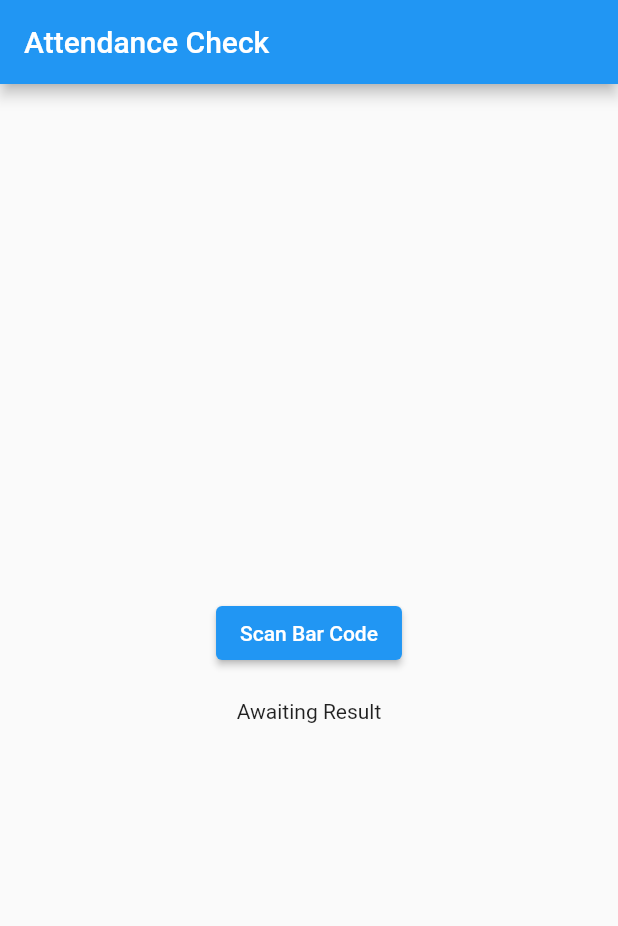
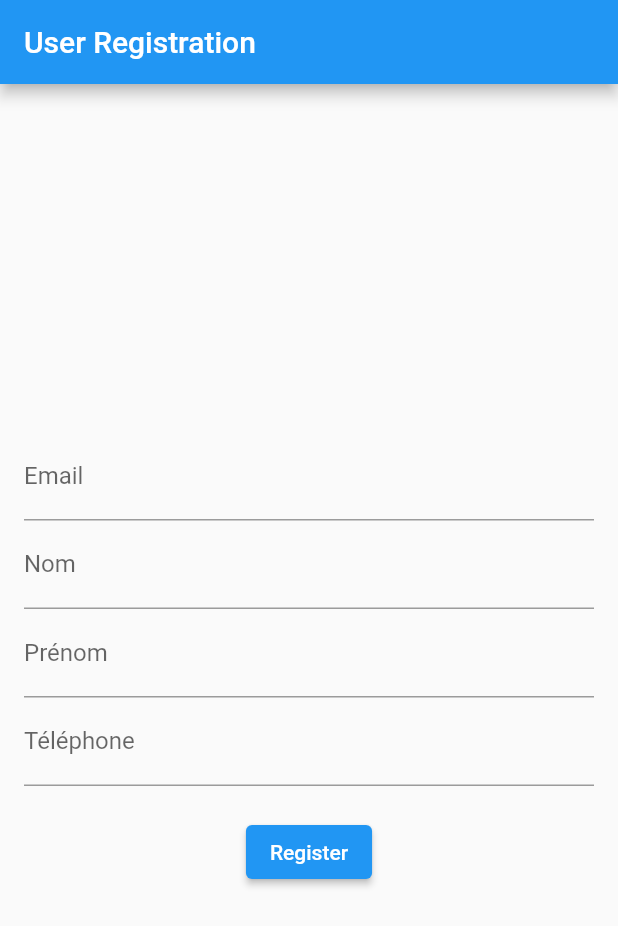
Before and after one commit to tfk-miza/attendance_verification_appdemo, a Flutter app: the screen it shows after launch, on a phone screen of 412 x 824 dp. Shown: the top 926 px of the screen. Run offline on Flutter 3.47's test engine with Material 2 defaults, Android fonts, the phone set to English and light mode, and no system bars; our stand-ins replace cloud_firestore, firebase_core, flutter_bloc; missing offline and left inert: flutter_barcode_scanner; accounts and stored records are empty.

Commit message:
start of the project beta

```diff
--- /dev/null
+++ b/lib/auth/cubit.dart
@@ -0,0 +1,15 @@
+import 'package:flutter_bloc/flutter_bloc.dart';
+
+class AuthCubit extends Cubit<Authstates>{
+  AuthCubit() : super(AuthInitialState());
+
+
+  static AuthCubit get(context) => BlocProvider.of(context);
+
+  register(){}
+
+
+
+
+
+}
--- /dev/null
+++ b/lib/auth/states.dart
@@ -0,0 +1,5 @@
+abstract class Authstates{
+
+}
+
+class AuthInitialState extends Authstates {}
--- a/lib/main.dart
+++ b/lib/main.dart
@@ -1,6 +1,7 @@
 
 
 import 'package:attendance_verification_appdemo/screens/barCode_scan_screen.dart';
+import 'package:attendance_verification_appdemo/screens/register%20screen.dart';
 import 'package:firebase_core/firebase_core.dart';
 import 'package:flutter/material.dart';
 void main() async{
@@ -16,7 +17,7 @@ class VerifApp extends StatelessWidget {
     return const MaterialApp(
       title: "Scanner",
       debugShowCheckedModeBanner: false,
-      home: ScanScreen(),
+      home: RegistrationScreen(),
 
     );
   }
--- /dev/null
+++ b/lib/models/user_model.dart
@@ -0,0 +1,16 @@
+
+class User {
+  final String userId;
+  final String mail;
+  final String nom;
+  final String prenom;
+  final String tel;
+
+  User({
+    required this.userId,
+    required this.mail,
+    required this.nom,
+    required this.prenom,
+    required this.tel,
+  });
+}
--- /dev/null
+++ b/lib/screens/register screen.dart
@@ -0,0 +1,137 @@
+import 'package:attendance_verification_appdemo/models/user_model.dart';
+import 'package:flutter/material.dart';
+import 'package:firebase_core/firebase_core.dart';
+import 'package:cloud_firestore/cloud_firestore.dart';
+import 'package:uuid/uuid.dart';
+
+
+class RegistrationScreen extends StatefulWidget {
+  const RegistrationScreen({super.key});
+
+  @override
+  _RegistrationScreenState createState() => _RegistrationScreenState();
+}
+
+class _RegistrationScreenState extends State<RegistrationScreen> {
+  final GlobalKey<FormState> _formKey = GlobalKey<FormState>();
+
+  final TextEditingController mailController = TextEditingController();
+  final TextEditingController nomController = TextEditingController();
+  final TextEditingController prenomController = TextEditingController();
+  final TextEditingController telController = TextEditingController();
+
+  final FirebaseFirestore firestore = FirebaseFirestore.instance;
+  final Uuid uuid = const Uuid();
+
+  @override
+  Widget build(BuildContext context) {
+    return Scaffold(
+      appBar: AppBar(
+        title: const Text('User Registration'),
+      ),
+      body: Padding(
+        padding: const EdgeInsets.all(16.0),
+        child: Form(
+          key: _formKey,
+          child: Column(
+            mainAxisAlignment: MainAxisAlignment.center,
+            children: <Widget>[
+              TextFormField(
+                controller: mailController,
+                keyboardType: TextInputType.emailAddress,
+                decoration: const InputDecoration(labelText: 'Email'),
+                validator: (value) {
+                  if (value == null || value.isEmpty) {
+                    return 'Please enter your email';
+                  }
+                  return null;
+                },
+              ),
+              TextFormField(
+                controller: nomController,
+                decoration: const InputDecoration(labelText: 'Nom'),
+                validator: (value) {
+                  if (value == null || value.isEmpty) {
+                    return 'Please enter your last name';
+                  }
+                  return null;
+                },
+              ),
+              TextFormField(
+                controller: prenomController,
+                decoration: const InputDecoration(labelText: 'Prénom'),
+                validator: (value) {
+                  if (value == null || value.isEmpty) {
+                    return 'Please enter your first name';
+                  }
+                  return null;
+                },
+              ),
+              TextFormField(
+                controller: telController,
+                keyboardType: TextInputType.phone,
+                decoration: const InputDecoration(labelText: 'Téléphone'),
+                validator: (value) {
+                  if (value == null || value.isEmpty) {
+                    return 'Please enter your phone number';
+                  }
+                  return null;
+                },
+              ),
+              const SizedBox(height: 20),
+              ElevatedButton(
+                onPressed: () {
+
+                  if (_formKey.currentState!.validate()) {
+
+                    String userId = uuid.v4();
+
+
+                    User newUser = User(
+                      userId: userId,
+                      mail: mailController.text,
+                      nom: nomController.text,
+                      prenom: prenomController.text,
+                      tel: telController.text,
+                    );
+
+                    // Store user data in Firebase Firestore
+                    storeUserData(newUser);
+
+
+                    mailController.clear();
+                    nomController.clear();
+                    prenomController.clear();
+                    telController.clear();
+
+
+                    ScaffoldMessenger.of(context).showSnackBar(
+                      const SnackBar(
+                        content: Text('User registered successfully!'),
+                      ),
+                    );
+                  }
+                },
+                child: const Text('Register'),
+              ),
+            ],
+          ),
+        ),
+      ),
+    );
+  }
+
+
+  void storeUserData(User user) {
+    firestore.collection('Users').doc(user.userId).set({
+      'mail': user.mail,
+      'nom': user.nom,
+      'prenom': user.prenom,
+      'tel': user.tel,
+    }).then((value) {
+      print('User data added with ID: ${user.userId}');
+    }).catchError((error) {
+      print('Error adding user data: $error');
+    });
+  }
+}
--- a/pubspec.yaml
+++ b/pubspec.yaml
@@ -41,6 +41,8 @@ dependencies:
   cloud_firestore: ^4.9.1
   firebase_auth: ^4.9.0
   firebase_database: ^10.2.5
+  flutter_sms: ^2.3.3
+  uuid: ^4.0.0
 
 dev_dependencies:
   flutter_test:
```
Also changed, not shown: pubspec.lock, 5 other files.
